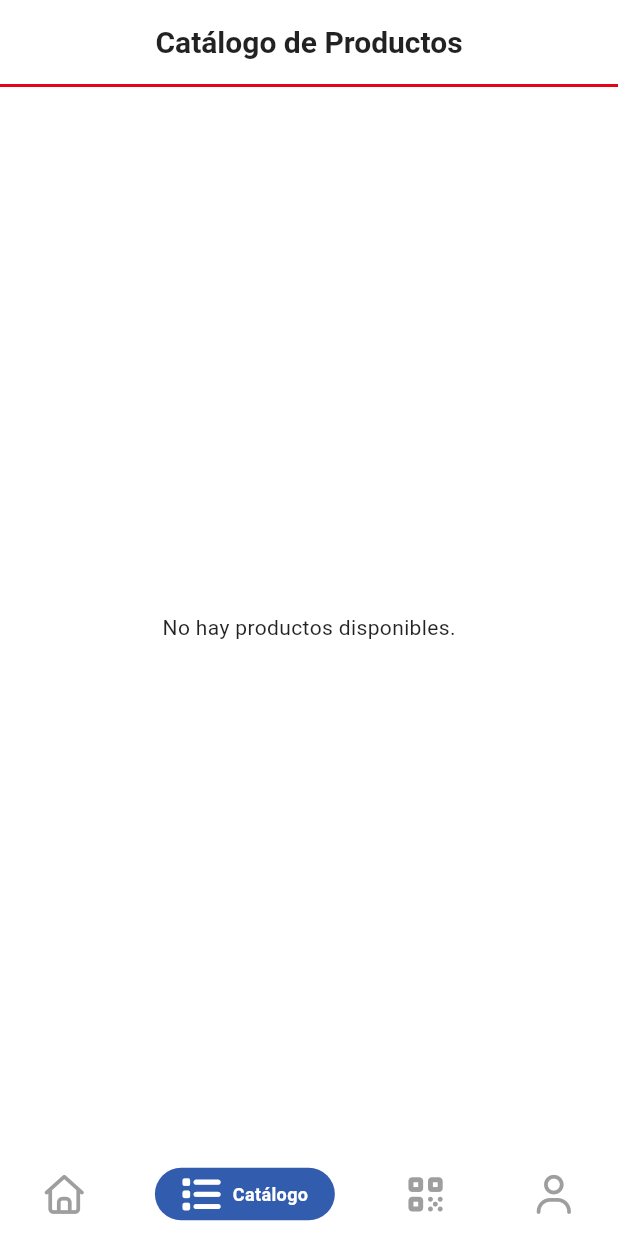
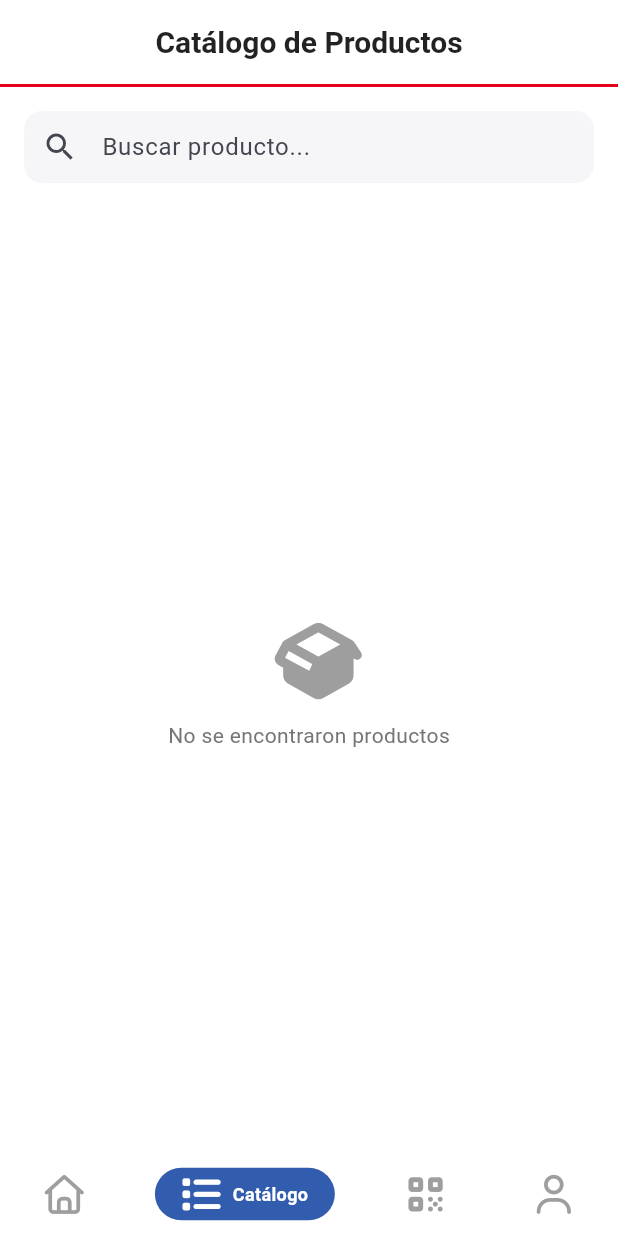
Before and after one commit to chomusuke-png/chilehalal_mobile, a Flutter app: the screen it shows after launch, item 2 of the bottom bar chosen, on a phone screen of 412 x 824 dp. Run offline on Flutter 3.47's test engine with Material 3 defaults, Android fonts, the phone set to English and light mode, and no system bars; drawn by our look-alikes of persistent_bottom_nav_bar; our stand-ins replace font_awesome_flutter, shared_preferences; missing offline and left inert: mobile_scanner; network calls fail.

Commit message:
barra de busqueda y paginacion

```diff
--- a/lib/screens/catalog/catalog_screen.dart
+++ b/lib/screens/catalog/catalog_screen.dart
@@ -1,6 +1,8 @@
+import 'dart:async';
 import 'package:flutter/material.dart';
 import 'package:chilehalal_mobile/services/product_service.dart';
-import 'package:chilehalal_mobile/screens/product/product_screen.dart'; // Tu pantalla de detalle
+import 'package:chilehalal_mobile/screens/product/product_screen.dart';
+import 'package:font_awesome_flutter/font_awesome_flutter.dart';
 
 class CatalogScreen extends StatefulWidget {
   const CatalogScreen({super.key});
@@ -11,12 +13,57 @@ class CatalogScreen extends StatefulWidget {
 
 class _CatalogScreenState extends State<CatalogScreen> {
   final ProductService _productService = ProductService();
-  late Future<List<dynamic>> _productsFuture;
+  final TextEditingController _searchController = TextEditingController();
+
+  // Estado
+  List<dynamic> _products = [];
+  bool _isLoading = false;
+  int _currentPage = 1;
+  int _totalPages = 1;
+  String _currentSearch = '';
 
   @override
   void initState() {
     super.initState();
-    _productsFuture = _productService.getProducts();
+    _loadProducts();
+  }
+
+  @override
+  void dispose() {
+    _searchController.dispose();
+    super.dispose();
+  }
+
+  Future<void> _loadProducts({int page = 1}) async {
+    setState(() {
+      _isLoading = true;
+    });
+
+    final response = await _productService.getProducts(
+      page: page,
+      search: _currentSearch,
+    );
+
+    if (mounted) {
+      setState(() {
+        _products = response.products;
+        _totalPages = response.totalPages;
+        _currentPage = response.currentPage;
+        _isLoading = false;
+      });
+    }
+  }
+
+  void _onSearchChanged(String value) {
+    // Actualizamos la búsqueda y reseteamos a página 1
+    _currentSearch = value;
+    _loadProducts(page: 1);
+  }
+
+  void _changePage(int newPage) {
+    if (newPage >= 1 && newPage <= _totalPages) {
+      _loadProducts(page: newPage);
+    }
   }
 
   @override
@@ -25,44 +72,86 @@ class _CatalogScreenState extends State<CatalogScreen> {
 
     return Scaffold(
       backgroundColor: colorScheme.surface,
-      body: FutureBuilder<List<dynamic>>(
-        future: _productsFuture,
-        builder: (context, snapshot) {
-          if (snapshot.connectionState == ConnectionState.waiting) {
-            return const Center(child: CircularProgressIndicator());
-          } else if (snapshot.hasError) {
-            return Center(child: Text("Error: ${snapshot.error}"));
-          } else if (!snapshot.hasData || snapshot.data!.isEmpty) {
-            return const Center(child: Text("No hay productos disponibles."));
+      body: SafeArea(
+        child: Column(
+          children: [
+            // 1. BARRA DE BÚSQUEDA
+            _buildSearchBar(colorScheme),
+
+            // 2. LISTA DE PRODUCTOS (Expanded para ocupar el espacio restante)
+            Expanded(
+              child: _isLoading
+                  ? const Center(child: CircularProgressIndicator())
+                  : _products.isEmpty
+                      ? _buildEmptyState()
+                      : _buildProductGrid(colorScheme),
+            ),
+
+            // 3. PAGINACIÓN (Solo si hay productos)
+            if (_products.isNotEmpty) _buildPaginationControls(colorScheme),
+          ],
+        ),
+      ),
+    );
   }
 
-          final products = snapshot.data!;
+  Widget _buildSearchBar(ColorScheme colorScheme) {
+    return Padding(
+      padding: const EdgeInsets.all(16.0),
+      child: TextField(
+        controller: _searchController,
+        decoration: InputDecoration(
+          hintText: 'Buscar producto...',
+          prefixIcon: const Icon(Icons.search),
+          suffixIcon: _currentSearch.isNotEmpty
+              ? IconButton(
+                  icon: const Icon(Icons.clear),
+                  onPressed: () {
+                    _searchController.clear();
+                    _onSearchChanged('');
+                  },
+                )
+              : null,
+          filled: true,
+          fillColor: colorScheme.surfaceContainerHighest.withValues(alpha: 0.3),
+          border: OutlineInputBorder(
+            borderRadius: BorderRadius.circular(12),
+            borderSide: BorderSide.none,
+          ),
+          contentPadding: const EdgeInsets.symmetric(vertical: 0, horizontal: 20),
+        ),
+        onSubmitted: _onSearchChanged, // Ejecuta al presionar "Enter" en el teclado
+        textInputAction: TextInputAction.search,
+      ),
+    );
+  }
 
+  Widget _buildProductGrid(ColorScheme colorScheme) {
     return GridView.builder(
-            padding: const EdgeInsets.all(16),
+      padding: const EdgeInsets.symmetric(horizontal: 16),
       gridDelegate: const SliverGridDelegateWithFixedCrossAxisCount(
-              crossAxisCount: 2, // 2 columnas
+        crossAxisCount: 2,
         crossAxisSpacing: 16,
         mainAxisSpacing: 16,
-              childAspectRatio: 0.75, // Proporción tarjeta (más alta que ancha)
+        childAspectRatio: 0.70,
       ),
-            itemCount: products.length,
+      itemCount: _products.length,
       itemBuilder: (context, index) {
-              final product = products[index];
+        final product = _products[index] as Map<String, dynamic>;
         return _buildProductCard(product, colorScheme);
       },
-          );
-        },
-      ),
     );
   }
 
   Widget _buildProductCard(Map<String, dynamic> product, ColorScheme colorScheme) {
     return GestureDetector(
       onTap: () {
-        // Navegar al detalle (reutilizando tu pantalla de producto)
-        Navigator.push(context, MaterialPageRoute(builder: (_) => ProductScreen(productData: product)));
-        print("Tocado: ${product['name']}");
+        Navigator.push(
+          context,
+          MaterialPageRoute(
+            builder: (_) => ProductScreen(productData: product),
+          ),
+        );
       },
       child: Card(
         elevation: 2,
@@ -71,7 +160,6 @@ class _CatalogScreenState extends State<CatalogScreen> {
         child: Column(
           crossAxisAlignment: CrossAxisAlignment.stretch,
           children: [
-            // Imagen
             Expanded(
               child: product['image_url'] != null
                   ? Image.network(product['image_url'], fit: BoxFit.cover)
@@ -80,9 +168,8 @@ class _CatalogScreenState extends State<CatalogScreen> {
                       child: Icon(Icons.image, size: 50, color: Colors.grey[400]),
                     ),
             ),
-            // Información
             Padding(
-              padding: const EdgeInsets.all(8.0),
+              padding: const EdgeInsets.all(10.0),
               child: Column(
                 crossAxisAlignment: CrossAxisAlignment.start,
                 children: [
@@ -90,7 +177,7 @@ class _CatalogScreenState extends State<CatalogScreen> {
                     product['name'] ?? 'Sin nombre',
                     maxLines: 2,
                     overflow: TextOverflow.ellipsis,
-                    style: const TextStyle(fontWeight: FontWeight.bold),
+                    style: const TextStyle(fontWeight: FontWeight.bold, fontSize: 13),
                   ),
                   const SizedBox(height: 4),
                   if (product['is_halal'] == true)
@@ -99,12 +186,11 @@ class _CatalogScreenState extends State<CatalogScreen> {
                       decoration: BoxDecoration(
                         color: Colors.green.withValues(alpha: 0.1),
                         borderRadius: BorderRadius.circular(4),
-                        border: Border.all(color: Colors.green),
+                        border: Border.all(color: Colors.green, width: 0.5),
                       ),
                       child: const Text(
                         'HALAL',
-                        style: TextStyle(fontSize: 10, color: Colors.green, fontWeight: FontWeight.bold),
-                        textAlign: TextAlign.center,
+                        style: TextStyle(fontSize: 9, color: Colors.green, fontWeight: FontWeight.bold),
                       ),
                     ),
                 ],
@@ -115,4 +201,65 @@ class _CatalogScreenState extends State<CatalogScreen> {
       ),
     );
   }
+
+  Widget _buildPaginationControls(ColorScheme colorScheme) {
+    return Container(
+      padding: const EdgeInsets.symmetric(vertical: 10, horizontal: 20),
+      decoration: BoxDecoration(
+        color: colorScheme.surface,
+        boxShadow: [
+          BoxShadow(
+            color: Colors.black.withValues(alpha: 0.05),
+            blurRadius: 5,
+            offset: const Offset(0, -2),
+          ),
+        ],
+      ),
+      child: Row(
+        mainAxisAlignment: MainAxisAlignment.spaceBetween,
+        children: [
+          // Botón Anterior
+          ElevatedButton.icon(
+            onPressed: _currentPage > 1 ? () => _changePage(_currentPage - 1) : null,
+            icon: const Icon(Icons.arrow_back_ios, size: 14),
+            label: const Text('Anterior'),
+            style: ElevatedButton.styleFrom(elevation: 0),
+          ),
+
+          // Indicador de Página
+          Text(
+            '$_currentPage / $_totalPages',
+            style: TextStyle(fontWeight: FontWeight.bold, color: colorScheme.onSurface),
+          ),
+
+          // Botón Siguiente
+          ElevatedButton.icon(
+            onPressed: _currentPage < _totalPages ? () => _changePage(_currentPage + 1) : null,
+            // Truco para poner el icono a la derecha: Directionality o Row manual
+            label: const Row(
+              mainAxisSize: MainAxisSize.min,
+              children: [Text('Siguiente'), SizedBox(width: 5), Icon(Icons.arrow_forward_ios, size: 14)],
+            ),
+            style: ElevatedButton.styleFrom(elevation: 0),
+          ),
+        ],
+      ),
+    );
   }
+
+  Widget _buildEmptyState() {
+    return Center(
+      child: Column(
+        mainAxisAlignment: MainAxisAlignment.center,
+        children: [
+          const Icon(FontAwesomeIcons.boxOpen, size: 50, color: Colors.grey),
+          const SizedBox(height: 15),
+          Text(
+            'No se encontraron productos',
+            style: TextStyle(color: Colors.grey[600]),
+          ),
+        ],
+      ),
+    );
+  }
+}
--- a/lib/services/product_service.dart
+++ b/lib/services/product_service.dart
@@ -1,26 +1,46 @@
 import 'dart:convert';
 import 'package:http/http.dart' as http;
+
+class ProductPaginationResponse {
+  final List<dynamic> products;
+  final int totalPages;
+  final int currentPage;
+
+  ProductPaginationResponse({
+    required this.products,
+    required this.totalPages,
+    required this.currentPage,
+  });
+}
 
 class ProductService {
   // URL Base (Misma que AuthService)
   static const String baseUrl = 'https://www.chilehalal.cl/wp-json/chilehalal/v1';
 
-  Future<List<dynamic>> getProducts() async {
-    final url = Uri.parse('$baseUrl/products');
+  Future<ProductPaginationResponse> getProducts({int page = 1, String search = ''}) async {
+    final uri = Uri.parse('$baseUrl/products').replace(queryParameters: {
+      'page': page.toString(),
+      'search': search,
+    });
 
     try {
-      final response = await http.get(url);
+      final response = await http.get(uri);
 
       if (response.statusCode == 200) {
         final body = jsonDecode(response.body);
         if (body['success'] == true) {
-          return body['data'];
+          return ProductPaginationResponse(
+            products: body['data'] ?? [],
+            totalPages: body['pagination']['total_pages'] ?? 1,
+            currentPage: body['pagination']['current_page'] ?? 1,
+          );
         }
       }
-      return [];
+      // Si falla, devolvemos lista vacía
+      return ProductPaginationResponse(products: [], totalPages: 1, currentPage: 1);
     } catch (e) {
       print("Error fetching products: $e");
-      return [];
+      return ProductPaginationResponse(products: [], totalPages: 1, currentPage: 1);
     }
   }
 
```
Lines whose indentation alone changed are shown as unchanged.
